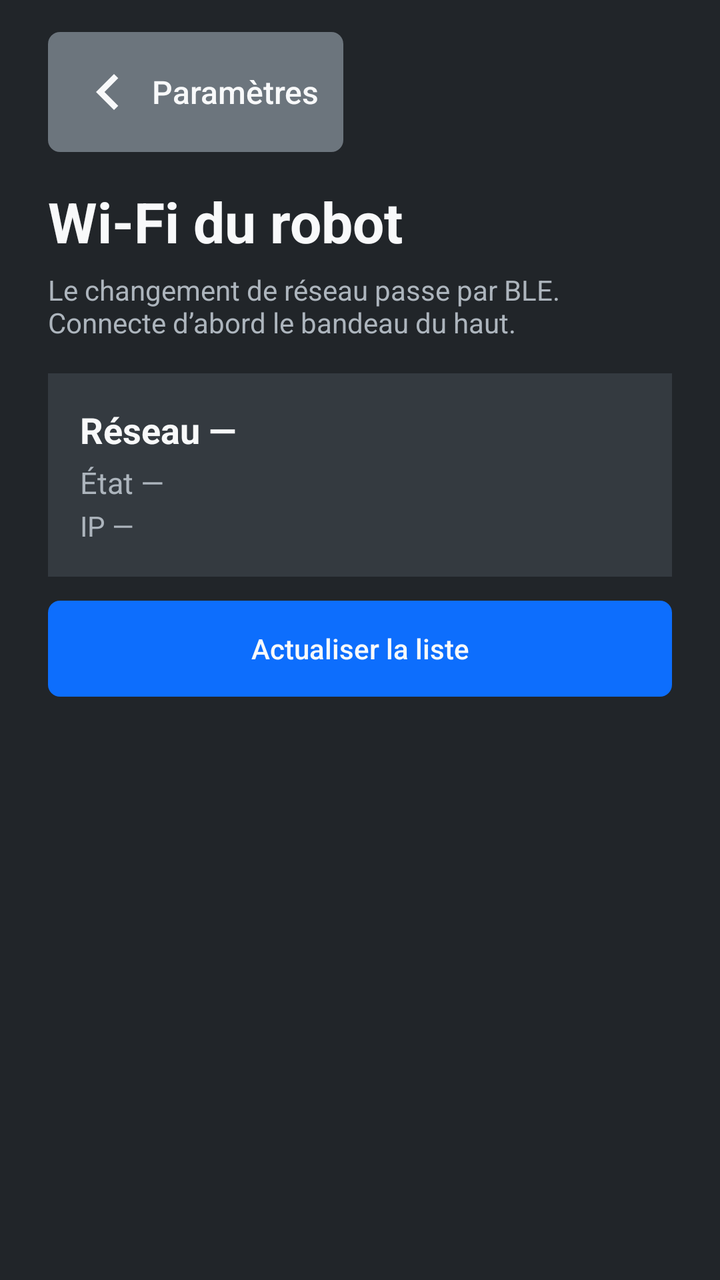
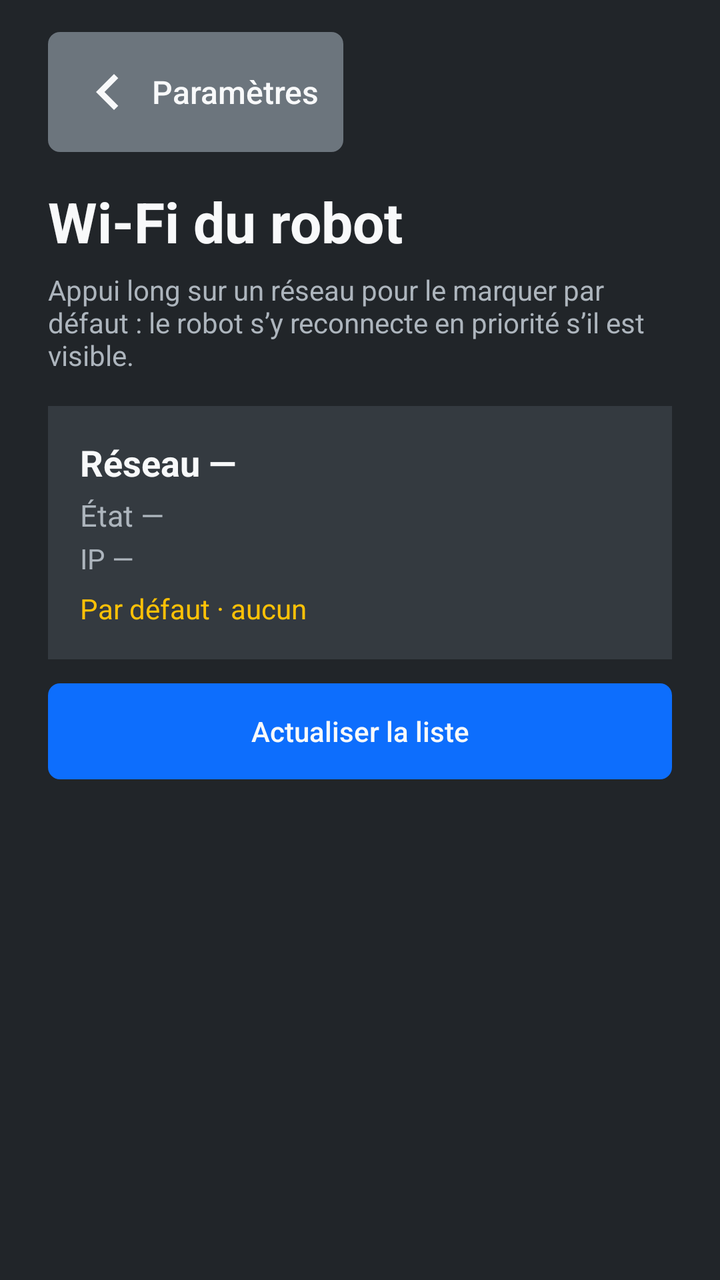

Screens rendered from an Android XML layout before and after an edit, with the pre-edit source and the edit as a unified diff.
<!-- AndroidManifest.xml: application theme AppTheme -->
<!-- res/layout/screen_wifi.xml -->
<?xml version="1.0" encoding="utf-8"?>
<LinearLayout xmlns:android="http://schemas.android.com/apk/res/android"
    android:layout_width="match_parent"
    android:layout_height="match_parent"
    android:background="@color/bs_dark"
    android:orientation="vertical"
    android:paddingStart="24dp"
    android:paddingEnd="24dp"
    android:paddingTop="16dp"
    android:paddingBottom="20dp">

    <Button
        android:id="@+id/btn_back_home"
        style="@style/Bdx.Btn.Back"
        android:layout_width="wrap_content"
        android:layout_height="wrap_content"
        android:text="Paramètres" />

    <TextView
        android:layout_width="wrap_content"
        android:layout_height="wrap_content"
        android:layout_marginTop="16dp"
        android:text="Wi‑Fi du robot"
        android:textColor="@color/bs_light"
        android:textSize="28sp"
        android:textStyle="bold" />

    <TextView
        android:id="@+id/wifi_hint"
        android:layout_width="match_parent"
        android:layout_height="wrap_content"
        android:layout_marginTop="6dp"
        android:text="Le changement de réseau passe par BLE. Connecte d’abord le bandeau du haut."
        android:textColor="@color/bs_muted"
        android:textSize="14sp" />

    <LinearLayout
        android:layout_width="match_parent"
        android:layout_height="wrap_content"
        android:layout_marginTop="16dp"
        android:background="@color/bs_dark_2"
        android:orientation="vertical"
        android:padding="16dp">

        <TextView
            android:id="@+id/wifi_ssid"
            android:layout_width="match_parent"
            android:layout_height="wrap_content"
            android:text="Réseau —"
            android:textColor="@color/bs_light"
            android:textSize="18sp"
            android:textStyle="bold" />

        <TextView
            android:id="@+id/wifi_state"
            android:layout_width="match_parent"
            android:layout_height="wrap_content"
            android:layout_marginTop="4dp"
            android:text="État —"
            android:textColor="@color/bs_muted"
            android:textSize="15sp" />

        <TextView
            android:id="@+id/wifi_ip"
            android:layout_width="match_parent"
            android:layout_height="wrap_content"
            android:layout_marginTop="2dp"
            android:text="IP —"
            android:textColor="@color/bs_muted"
            android:textSize="14sp" />
    </LinearLayout>

    <Button
        android:id="@+id/wifi_scan"
        style="@style/Bdx.Btn"
        android:layout_width="match_parent"
        android:layout_height="wrap_content"
        android:layout_marginTop="12dp"
        android:background="@drawable/btn_flat_blue"
        android:text="Actualiser la liste" />

    <ScrollView
        android:layout_width="match_parent"
        android:layout_height="0dp"
        android:layout_marginTop="12dp"
        android:layout_weight="1">

        <LinearLayout
            android:id="@+id/wifi_list"
            android:layout_width="match_parent"
            android:layout_height="wrap_content"
            android:orientation="vertical" />
    </ScrollView>
</LinearLayout>
<!-- resources referenced by this layout -->
<resources>
  <color name="bs_dark">#212529</color>
  <color name="bs_dark_2">#343A40</color>
  <color name="bs_light">#F8F9FA</color>
  <color name="bs_muted">#ADB5BD</color>
  <!-- drawable btn_flat_blue (drawable) -->
  <?xml version="1.0" encoding="utf-8"?>
  <selector xmlns:android="http://schemas.android.com/apk/res/android">
      <item android:state_pressed="true">
          <shape android:shape="rectangle">
              <solid android:color="@color/bs_blue_press" />
              <corners android:radius="6dp" />
          </shape>
      </item>
      <item>
          <shape android:shape="rectangle">
              <solid android:color="@color/bs_blue" />
              <corners android:radius="6dp" />
          </shape>
      </item>
  </selector>
  <style name="Bdx.Btn" parent="Widget.AppCompat.Button.Borderless">
          <item name="android:stateListAnimator">@null</item>
          <item name="android:elevation">0dp</item>
          <item name="android:textAllCaps">false</item>
          <item name="android:fontFamily">sans-serif-medium</item>
          <item name="android:textColor">@color/bs_light</item>
          <item name="android:padding">12dp</item>
          <item name="android:minHeight">48dp</item>
      </style>
  <style name="Bdx.Btn.Back" parent="Bdx.Btn">
          <item name="android:background">@drawable/btn_flat_gray</item>
          <item name="android:drawableStart">@drawable/ic_arrow_back</item>
          <item name="android:drawablePadding">4dp</item>
          <item name="android:text">Accueil</item>
          <item name="android:textSize">16sp</item>
          <item name="android:minHeight">52dp</item>
          <item name="android:paddingStart">8dp</item>
          <item name="android:paddingEnd">16dp</item>
      </style>
  <style name="AppTheme" parent="Theme.AppCompat.Light.DarkActionBar">
          <item name="colorPrimary">@color/colorPrimary</item>
          <item name="colorPrimaryDark">@color/colorPrimaryDark</item>
          <item name="colorAccent">@color/colorAccent</item>
      </style>
  <color name="bs_blue_press">#0B5ED7</color>
  <color name="bs_blue">#0D6EFD</color>
  <!-- drawable btn_flat_gray (drawable) -->
  <?xml version="1.0" encoding="utf-8"?>
  <selector xmlns:android="http://schemas.android.com/apk/res/android">
      <item android:state_pressed="true">
          <shape android:shape="rectangle">
              <solid android:color="@color/bs_gray_press" />
              <corners android:radius="6dp" />
          </shape>
      </item>
      <item>
          <shape android:shape="rectangle">
              <solid android:color="@color/bs_gray" />
              <corners android:radius="6dp" />
          </shape>
      </item>
  </selector>
  <!-- drawable ic_arrow_back (drawable) -->
  <?xml version="1.0" encoding="utf-8"?>
  <vector xmlns:android="http://schemas.android.com/apk/res/android"
      android:width="36dp"
      android:height="36dp"
      android:viewportWidth="24"
      android:viewportHeight="24">
      <path
          android:fillColor="#F8F9FA"
          android:pathData="M15.41,7.41L14,6l-6,6 6,6 1.41,-1.41L10.83,12z" />
  </vector>
  <color name="colorPrimary">#0D6EFD</color>
  <color name="colorPrimaryDark">#212529</color>
  <color name="colorAccent">#0DCAF0</color>
  <color name="bs_gray_press">#5C636A</color>
  <color name="bs_gray">#6C757D</color>
</resources>

<!-- the commit's change to res/layout/screen_wifi.xml (unified diff, before → after) -->
@@ -30,7 +30,7 @@
         android:layout_width="match_parent"
         android:layout_height="wrap_content"
         android:layout_marginTop="6dp"
-        android:text="Le changement de réseau passe par BLE. Connecte d’abord le bandeau du haut."
+        android:text="Appui long sur un réseau pour le marquer par défaut : le robot s’y reconnecte en priorité s’il est visible."
         android:textColor="@color/bs_muted"
         android:textSize="14sp" />
 
@@ -68,6 +68,15 @@
             android:text="IP —"
             android:textColor="@color/bs_muted"
             android:textSize="14sp" />
+
+        <TextView
+            android:id="@+id/wifi_default"
+            android:layout_width="match_parent"
+            android:layout_height="wrap_content"
+            android:layout_marginTop="6dp"
+            android:text="Par défaut · aucun"
+            android:textColor="@color/bs_yellow"
+            android:textSize="14sp" />
     </LinearLayout>
 
     <Button
<!-- resource entries referenced after the edit -->
@@ -4,6 +4,7 @@
   <color name="bs_dark_2">#343A40</color>
   <color name="bs_light">#F8F9FA</color>
   <color name="bs_muted">#ADB5BD</color>
+  <color name="bs_yellow">#FFC107</color>
   <!-- drawable btn_flat_blue (drawable) -->
   <?xml version="1.0" encoding="utf-8"?>
   <selector xmlns:android="http://schemas.android.com/apk/res/android">
